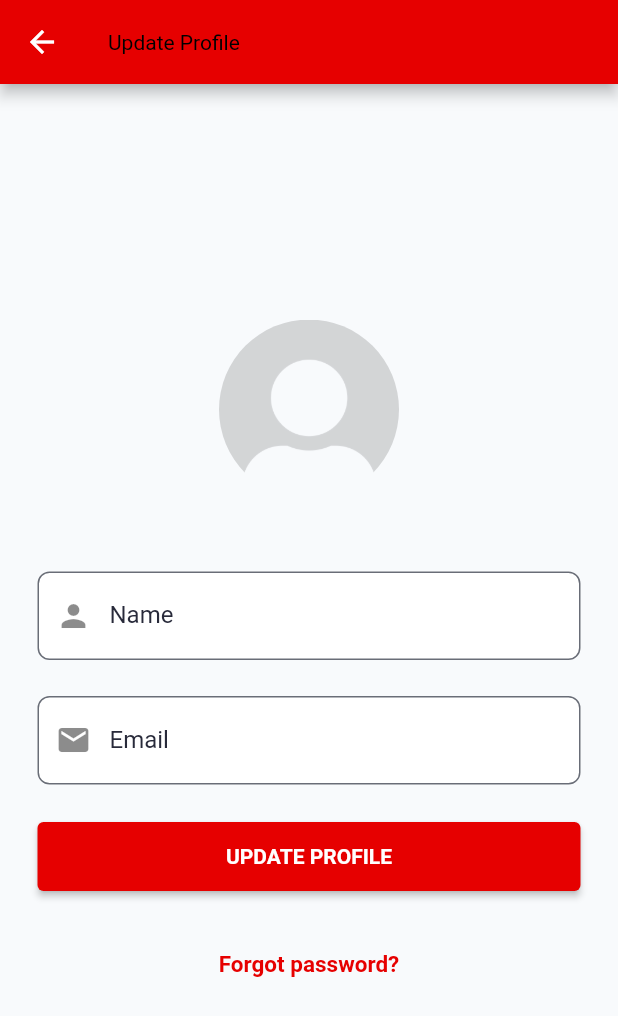
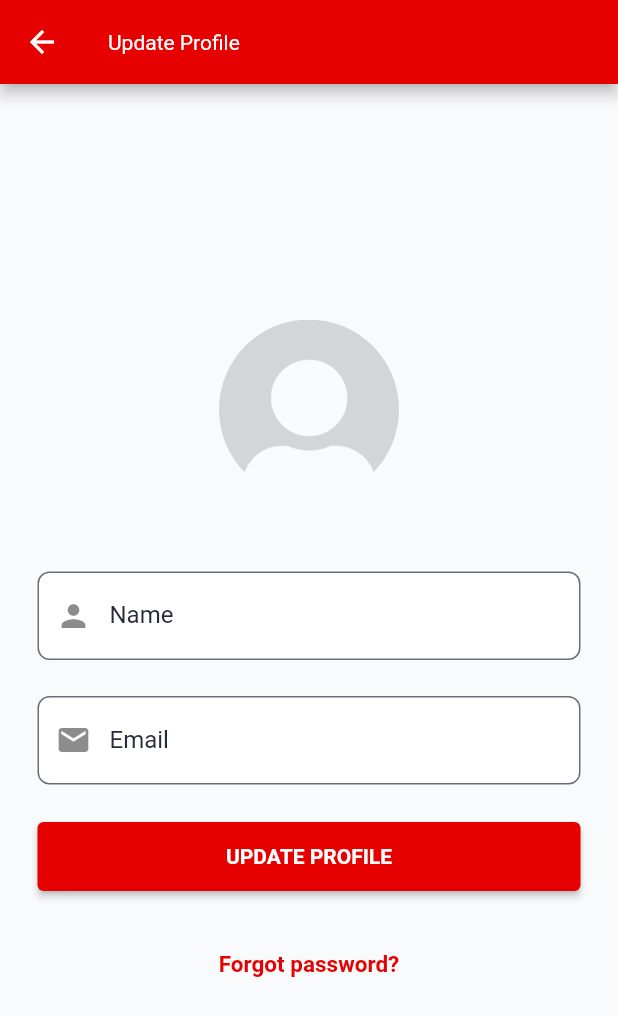
Before and after one commit to t1gu1/flutter-starter, a Flutter app: the UpdateProfileScreen screen opened by its route, on a phone screen of 412 x 824 dp. Shown: the top 1016 px of the screen. Run offline on Flutter 3.47's test engine with Material 2 defaults, Android fonts, the phone set to English and light mode, and no system bars; our stand-ins replace cloud_firestore, csv, firebase_auth, firebase_core, get, get_storage and 1 more; accounts and stored records are empty; network calls fail; Roboto replaces fonts that are missing (ProductSans).

Commit message:
Use true email and name in menu & fix dark button color theme

```diff
--- a/lib/constants/app_themes.dart
+++ b/lib/constants/app_themes.dart
@@ -105,6 +105,7 @@ class AppThemes {
 
   //the light theme
   static final ThemeData lightTheme = ThemeData(
+    primaryColor: _lightPrimaryColor,
     brightness: Brightness.light,
     fontFamily: font1,
     scaffoldBackgroundColor: _lightBackgroundColor,
@@ -114,7 +115,7 @@ class AppThemes {
     appBarTheme: AppBarTheme(
       color: _lightBackgroundAppBarColor,
       iconTheme: IconThemeData(color: white),
-      titleTextStyle: TextStyle(color: _lightTextColor),
+      titleTextStyle: TextStyle(color: Colors.white),
       toolbarTextStyle: TextStyle(color: _lightTextColor),
     ),
     colorScheme: ColorScheme.light(
@@ -133,6 +134,7 @@ class AppThemes {
     elevatedButtonTheme: ElevatedButtonThemeData(
         style: ElevatedButton.styleFrom(
             primary: _lightPrimaryColor,
+            onPrimary: white,
             textStyle: TextStyle(
               color: Colors.white,
             ))),
@@ -199,6 +201,7 @@ class AppThemes {
 
   //the dark theme
   static final ThemeData darkTheme = ThemeData(
+    primaryColor: _darkPrimaryColor,
     brightness: Brightness.dark,
     //primarySwatch: _darkPrimaryColor, //cant be Color on MaterialColor so it can compute different shades.
 
@@ -243,6 +246,7 @@ class AppThemes {
     elevatedButtonTheme: ElevatedButtonThemeData(
         style: ElevatedButton.styleFrom(
             primary: _darkPrimaryColor,
+            onPrimary: white,
             textStyle: TextStyle(
               color: Colors.white,
             ))),
--- a/pubspec.yaml
+++ b/pubspec.yaml
@@ -25,6 +25,7 @@ dependencies:
   crypto: ^3.0.1
   http: ^0.13.1
   csv: ^5.0.0
+  tinycolor2: ^2.0.0
 
 dependency_overrides:
   # analyzer: 1.4.0
```
Also changed, not shown: lib/components/menu.dart (+5 -8 lines), pubspec.lock.
